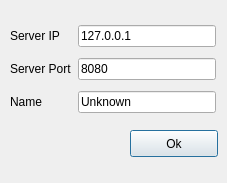
Above: QGUI_Client/serverlogindialog.ui from karthagokul/ChitChat before the change. Below: the same form after it.
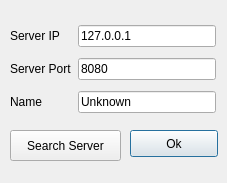
That is the form after the change.

Diff of the .ui file:
```diff
--- a/QGUI_Client/serverlogindialog.ui
+++ b/QGUI_Client/serverlogindialog.ui
@@ -26,7 +26,7 @@
     <string>Ok</string>
    </property>
   </widget>
-  <widget class="QWidget" name="">
+  <widget class="QWidget" name="layoutWidget">
    <property name="geometry">
     <rect>
      <x>10</x>
@@ -80,6 +80,19 @@
     </item>
    </layout>
   </widget>
+  <widget class="QPushButton" name="searchButton">
+   <property name="geometry">
+    <rect>
+     <x>10</x>
+     <y>130</y>
+     <width>111</width>
+     <height>31</height>
+    </rect>
+   </property>
+   <property name="text">
+    <string>Search Server</string>
+   </property>
+  </widget>
  </widget>
  <resources/>
  <connections/>
```
